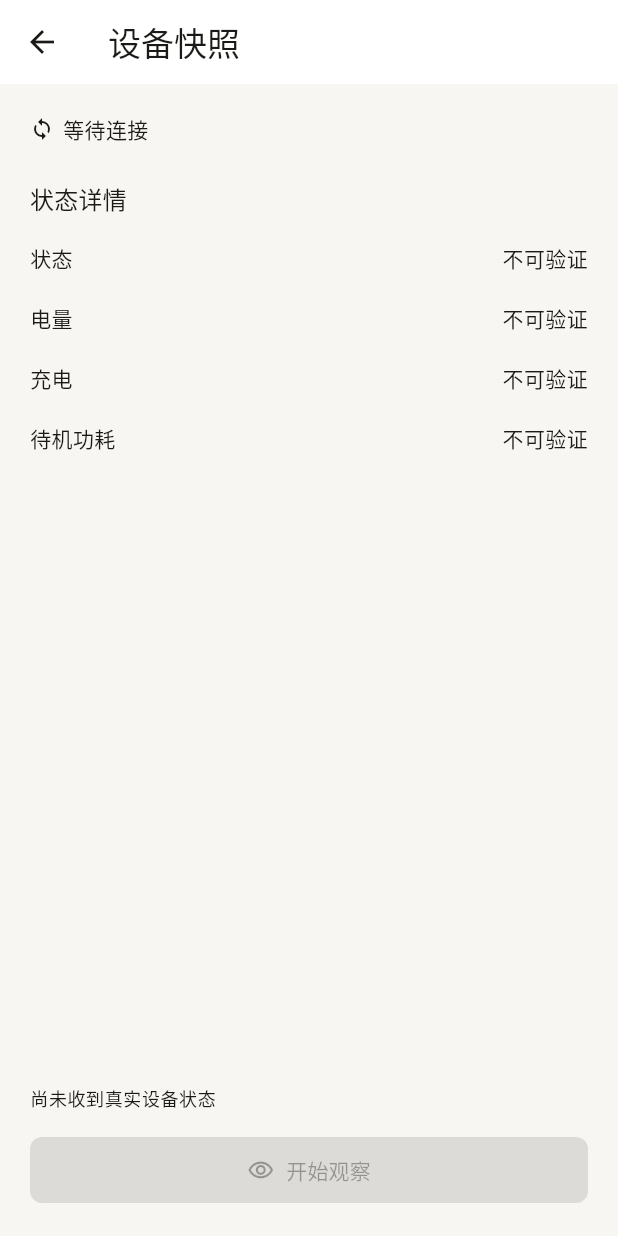
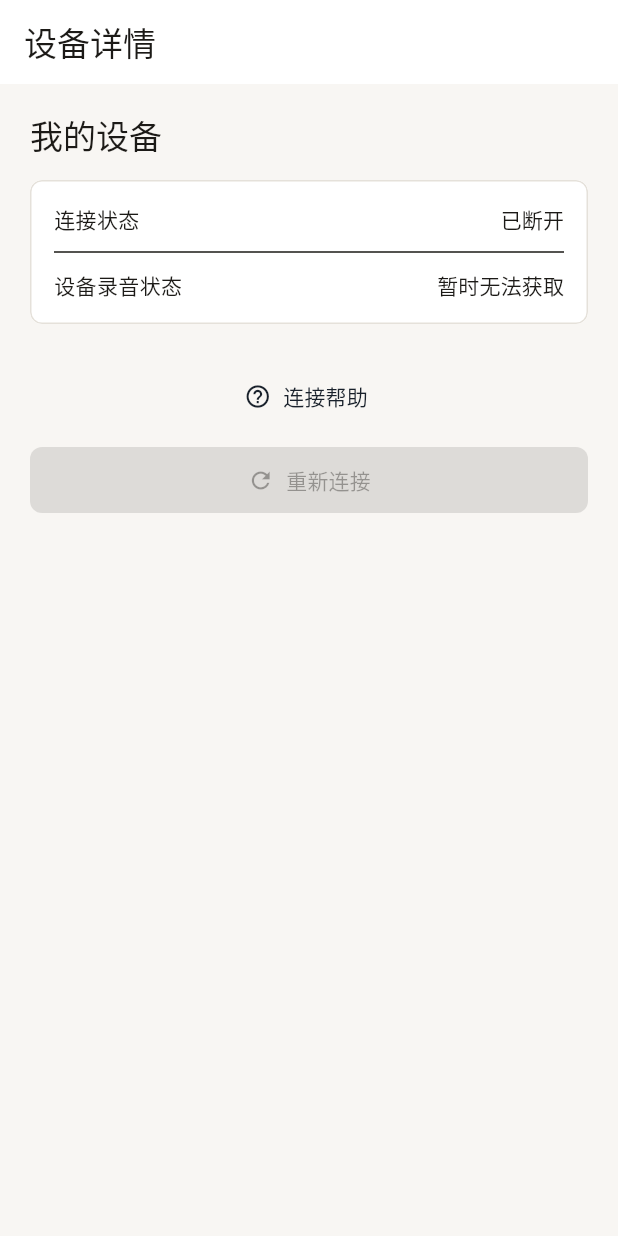
Before and after one commit to 01xkp/EVT_Flutter_APP, a Flutter app: the SessionDashboardPage widget shown alone on an empty page, opened directly, on a phone screen of 412 x 824 dp. Run offline on Flutter 3.47's test engine with Material 3 defaults, Android fonts, the phone set to English and light mode, and no system bars; our stand-ins replace drift, drift_flutter, flutter_riverpod, just_audio, permission_handler, shared_preferences; missing offline and left inert: flutter_foreground_task, flutter_reactive_ble, record; accounts and stored records are empty; generated files the repository leaves out were written again.

Commit message:
feat: present consumer device detail

```diff
--- /dev/null
+++ b/lib/features/device_session/presentation/device_detail_page.dart
@@ -0,0 +1,180 @@
+import 'package:evt_ble_app/core/design_system/widgets/app_button.dart';
+import 'package:evt_ble_app/core/design_system/widgets/app_confirmation_sheet.dart';
+import 'package:evt_ble_app/core/design_system/widgets/app_surface_card.dart';
+import 'package:evt_ble_app/features/device_session/application/session_state.dart';
+import 'package:evt_ble_app/features/device_session/presentation/device_status_view_model.dart';
+import 'package:evt_ble_app/features/device_session/presentation/session_failure_panel.dart';
+import 'package:flutter/material.dart';
+
+class DeviceDetailPage extends StatelessWidget {
+  const DeviceDetailPage({
+    super.key,
+    required this.state,
+    this.onDisconnect,
+    this.onRetry,
+    this.onOpenChecking,
+  });
+
+  final SessionState state;
+  final VoidCallback? onDisconnect;
+  final VoidCallback? onRetry;
+  final VoidCallback? onOpenChecking;
+
+  @override
+  Widget build(BuildContext context) {
+    final status = DeviceStatusViewModel.from(state);
+    final deviceName = state.session?.candidate.name ?? '我的设备';
+    return Scaffold(
+      appBar: AppBar(title: const Text('设备详情')),
+      body: SafeArea(
+        top: false,
+        child: LayoutBuilder(
+          builder: (context, constraints) => Center(
+            child: ConstrainedBox(
+              constraints: BoxConstraints(
+                maxWidth: constraints.maxWidth > 600 ? 640 : double.infinity,
+              ),
+              child: ListView(
+                padding: const EdgeInsets.all(20),
+                children: [
+                  Text(
+                    deviceName,
+                    style: Theme.of(context).textTheme.titleLarge,
+                  ),
+                  const SizedBox(height: 16),
+                  AppSurfaceCard(
+                    child: Column(
+                      crossAxisAlignment: CrossAxisAlignment.stretch,
+                      children: [
+                        _DetailRow(
+                          label: '连接状态',
+                          value: status.connectionLabel,
+                        ),
+                        const Divider(height: 24),
+                        _DetailRow(
+                          label: '设备录音状态',
+                          value: status.recordingLabel,
+                        ),
+                        if (status.batteryLabel case final battery?) ...[
+                          const Divider(height: 24),
+                          _DetailRow(label: '电量', value: '$battery%'),
+                        ],
+                        if (status.updatedAt case final updatedAt?) ...[
+                          const Divider(height: 24),
+                          _DetailRow(
+                            label: '最近更新',
+                            value: TimeOfDay.fromDateTime(
+                              updatedAt,
+                            ).format(context),
+                          ),
+                        ],
+                      ],
+                    ),
+                  ),
+                  if (state.failure case final failure?) ...[
+                    const SizedBox(height: 16),
+                    SessionFailurePanel(
+                      failure: failure,
+                      lastSnapshot: state.latestSnapshot,
+                      onRetry: onRetry,
+                    ),
+                  ],
+                  const SizedBox(height: 24),
+                  TextButton.icon(
+                    onPressed: () => _showConnectionHelp(context),
+                    icon: const Icon(Icons.help_outline),
+                    label: const Text('连接帮助'),
+                  ),
+                  if (state.isObservable) ...[
+                    const SizedBox(height: 8),
+                    AppButton.secondary(
+                      label: '设备检查',
+                      onPressed: onOpenChecking,
+                      icon: Icons.fact_check_outlined,
+                    ),
+                  ],
+                  const SizedBox(height: 8),
+                  if (status.canReconnect)
+                    AppButton.primary(
+                      label: '重新连接',
+                      onPressed: onRetry,
+                      icon: Icons.refresh,
+                    )
+                  else
+                    AppButton.secondary(
+                      label: '断开设备',
+                      onPressed: onDisconnect == null
+                          ? null
+                          : () => _confirmDisconnect(context),
+                      icon: Icons.bluetooth_disabled_outlined,
+                    ),
+                ],
+              ),
+            ),
+          ),
+        ),
+      ),
+    );
+  }
+
+  Future<void> _confirmDisconnect(BuildContext context) async {
+    final confirmed = await AppConfirmationSheet.show(
+      context,
+      title: '断开设备？',
+      message: '断开后将无法查看设备当前状态。',
+      confirmLabel: '断开设备',
+    );
+    if (confirmed) {
+      onDisconnect?.call();
+    }
+  }
+
+  void _showConnectionHelp(BuildContext context) {
+    showModalBottomSheet<void>(
+      context: context,
+      builder: (context) => SafeArea(
+        top: false,
+        child: Padding(
+          padding: const EdgeInsets.all(20),
+          child: Column(
+            mainAxisSize: MainAxisSize.min,
+            crossAxisAlignment: CrossAxisAlignment.start,
+            children: [
+              Text('连接帮助', style: Theme.of(context).textTheme.titleMedium),
+              const SizedBox(height: 8),
+              const Text('请确认设备已开机并靠近手机，再重新连接。'),
+              const SizedBox(height: 16),
+              Align(
+                alignment: Alignment.centerRight,
+                child: TextButton(
+                  onPressed: () => Navigator.of(context).pop(),
+                  child: const Text('知道了'),
+                ),
+              ),
+            ],
+          ),
+        ),
+      ),
+    );
+  }
+}
+
+class _DetailRow extends StatelessWidget {
+  const _DetailRow({required this.label, required this.value});
+
+  final String label;
+  final String value;
+
+  @override
+  Widget build(BuildContext context) {
+    return Row(
+      children: [
+        Expanded(
+          child: Text(label, style: Theme.of(context).textTheme.bodyMedium),
+        ),
+        const SizedBox(width: 16),
+        Text(value, style: Theme.of(context).textTheme.titleSmall),
+      ],
+    );
+  }
+}
--- /dev/null
+++ b/lib/features/device_session/presentation/device_status_view_model.dart
@@ -0,0 +1,34 @@
+import 'package:evt_ble_app/features/device_session/application/session_state.dart';
+import 'package:evt_ble_app/features/device_session/domain/device_snapshot.dart';
+
+final class DeviceStatusViewModel {
+  const DeviceStatusViewModel({
+    required this.connectionLabel,
+    required this.recordingLabel,
+    required this.updatedAt,
+    required this.canReconnect,
+    this.batteryLabel,
+  });
+
+  factory DeviceStatusViewModel.from(SessionState state) {
+    final snapshot = state.latestSnapshot;
+    final connected = state.isObservable;
+    return DeviceStatusViewModel(
+      connectionLabel: connected ? '已连接' : '已断开',
+      recordingLabel: switch (snapshot?.state) {
+        DeviceState.recording => '正在录音',
+        DeviceState.standby => '未在录音',
+        _ => '暂时无法获取',
+      },
+      batteryLabel: snapshot?.batteryPercent?.toString(),
+      updatedAt: snapshot?.observedAt,
+      canReconnect: !connected,
+    );
+  }
+
+  final String connectionLabel;
+  final String recordingLabel;
+  final String? batteryLabel;
+  final DateTime? updatedAt;
+  final bool canReconnect;
+}
--- a/lib/features/device_session/presentation/session_dashboard_page.dart
+++ b/lib/features/device_session/presentation/session_dashboard_page.dart
@@ -1,9 +1,6 @@
-import 'package:evt_ble_app/core/design_system/widgets/app_button.dart';
 import 'package:evt_ble_app/features/device_session/application/session_state.dart';
 import 'package:evt_ble_app/features/device_session/domain/session_phase.dart';
-import 'package:evt_ble_app/features/device_session/presentation/phase_indicator.dart';
-import 'package:evt_ble_app/features/device_session/presentation/session_failure_panel.dart';
-import 'package:evt_ble_app/features/device_session/presentation/snapshot_table.dart';
+import 'package:evt_ble_app/features/device_session/presentation/device_detail_page.dart';
 import 'package:flutter/material.dart';
 
 class SessionDashboardPage extends StatelessWidget {
@@ -20,52 +17,10 @@ class SessionDashboardPage extends StatelessWidget {
 
   @override
   Widget build(BuildContext context) {
-    return Scaffold(
-      appBar: AppBar(title: const Text('设备快照')),
-      body: SafeArea(
-        top: false,
-        child: Padding(
-          padding: const EdgeInsets.all(20),
-          child: Column(
-            crossAxisAlignment: CrossAxisAlignment.stretch,
-            children: [
-              PhaseIndicator(phase: state.phase),
-              if (state.failure case final failure?) ...[
-                const SizedBox(height: 16),
-                SessionFailurePanel(
-                  failure: failure,
-                  lastSnapshot: state.latestSnapshot,
-                  onRetry: onRetry,
-                ),
-              ],
-              const SizedBox(height: 24),
-              Text('状态详情', style: Theme.of(context).textTheme.titleMedium),
-              const SizedBox(height: 8),
-              Expanded(
-                child: SingleChildScrollView(
-                  child: SnapshotTable(snapshot: state.latestSnapshot),
-                ),
-              ),
-              if (state.latestSnapshot case final snapshot?)
-                Text(
-                  '${snapshot.source} · ${TimeOfDay.fromDateTime(snapshot.observedAt).format(context)}',
-                  style: Theme.of(context).textTheme.bodySmall,
-                )
-              else
-                Text(
-                  '尚未收到真实设备状态',
-                  style: Theme.of(context).textTheme.bodySmall,
-                ),
-              const SizedBox(height: 16),
-              AppButton.primary(
-                label: '开始观察',
-                onPressed: state.isObservable ? onStartObservation : null,
-                icon: Icons.visibility_outlined,
-              ),
-            ],
-          ),
-        ),
-      ),
+    return DeviceDetailPage(
+      state: state,
+      onRetry: onRetry,
+      onOpenChecking: onStartObservation,
     );
   }
 }
```
Also changed, not shown: lib/app/app_shell.dart (+15 -6 lines), lib/features/home/presentation/home_page.dart (+17 -7 lines), 2 other files.
